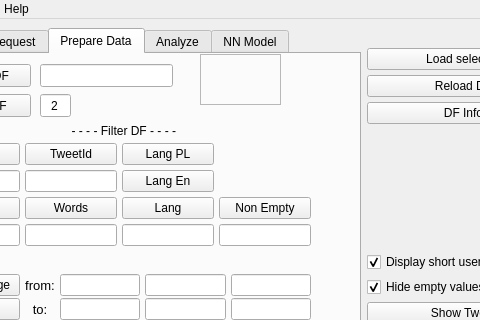
This is TwitterAnalyzer/GUI/GUI_QT.ui in GrzegorzKrug/TwitterAnalyzer as Qt 5 draws it before an edit; both pictures show x 81 to 561 and y 0 to 320 of the 1118 by 746 pixel window. The edited form follows.
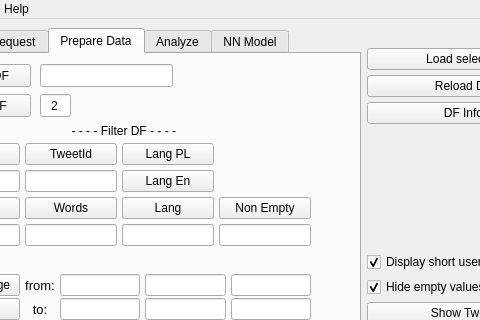
This is the edited form.

What changed in the file:
```diff
--- a/TwitterAnalyzer/GUI/GUI_QT.ui
+++ b/TwitterAnalyzer/GUI/GUI_QT.ui
@@ -947,22 +947,6 @@
            </item>
           </layout>
          </widget>
-         <widget class="QFrame" name="frame_2">
-          <property name="geometry">
-           <rect>
-            <x>270</x>
-            <y>0</y>
-            <width>81</width>
-            <height>51</height>
-           </rect>
-          </property>
-          <property name="frameShape">
-           <enum>QFrame::StyledPanel</enum>
-          </property>
-          <property name="frameShadow">
-           <enum>QFrame::Raised</enum>
-          </property>
-         </widget>
         </widget>
         <widget class="QWidget" name="Analyze">
          <attribute name="title">
```
